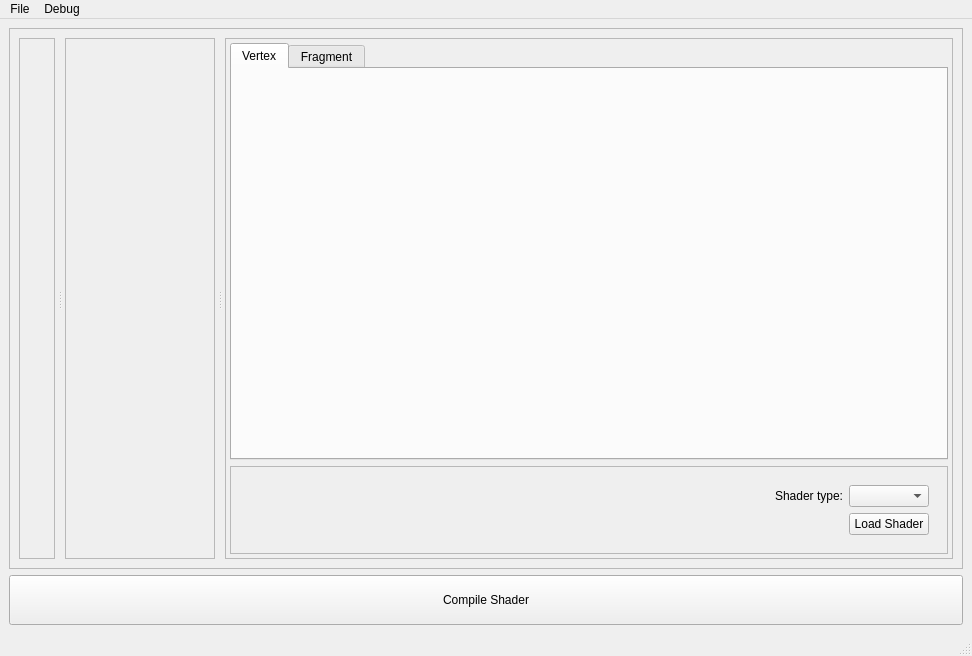
Old version of the form ui/MainWindow.ui in the repository NCCA/ShaderEnvironmentBuilder.
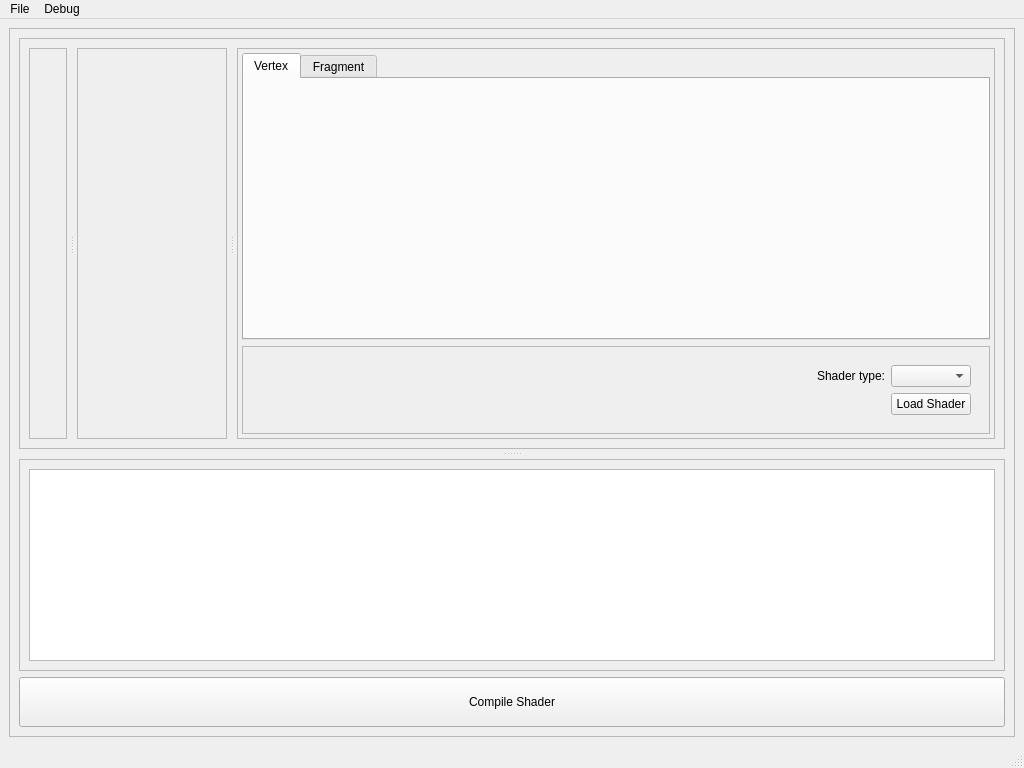
New version of the form.

Commit message: Implemented terminal to process synax errors on compile

Diff of the .ui file:
```diff
--- a/ui/MainWindow.ui
+++ b/ui/MainWindow.ui
@@ -6,8 +6,8 @@
    <rect>
     <x>0</x>
     <y>0</y>
-    <width>972</width>
-    <height>656</height>
+    <width>1024</width>
+    <height>768</height>
    </rect>
   </property>
   <property name="windowTitle">
@@ -17,15 +17,49 @@
    <layout class="QVBoxLayout" name="vl_centralWidget">
     <item>
      <widget class="QFrame" name="m_f_mainContext">
+      <property name="sizePolicy">
+       <sizepolicy hsizetype="Preferred" vsizetype="Preferred">
+        <horstretch>0</horstretch>
+        <verstretch>100</verstretch>
+       </sizepolicy>
+      </property>
       <property name="frameShape">
        <enum>QFrame::StyledPanel</enum>
       </property>
       <property name="frameShadow">
        <enum>QFrame::Raised</enum>
       </property>
-      <layout class="QVBoxLayout" name="vl_mainContext">
+      <layout class="QVBoxLayout" name="verticalLayout_3">
        <item>
-        <widget class="QSplitter" name="m_split_mainContext">
+        <widget class="QSplitter" name="m_splitV_mainContext">
+         <property name="sizePolicy">
+          <sizepolicy hsizetype="Preferred" vsizetype="Expanding">
+           <horstretch>0</horstretch>
+           <verstretch>0</verstretch>
+          </sizepolicy>
+         </property>
+         <property name="orientation">
+          <enum>Qt::Vertical</enum>
+         </property>
+         <property name="handleWidth">
+          <number>10</number>
+         </property>
+         <widget class="QFrame" name="m_f_editContext">
+          <property name="sizePolicy">
+           <sizepolicy hsizetype="Preferred" vsizetype="MinimumExpanding">
+            <horstretch>0</horstretch>
+            <verstretch>100</verstretch>
+           </sizepolicy>
+          </property>
+          <property name="frameShape">
+           <enum>QFrame::StyledPanel</enum>
+          </property>
+          <property name="frameShadow">
+           <enum>QFrame::Raised</enum>
+          </property>
+          <layout class="QVBoxLayout" name="verticalLayout">
+           <item>
+            <widget class="QSplitter" name="m_splitH_editContext">
          <property name="orientation">
           <enum>Qt::Horizontal</enum>
          </property>
@@ -264,6 +298,42 @@
        </item>
       </layout>
      </widget>
+         <widget class="QFrame" name="m_f_terminalContext">
+          <property name="sizePolicy">
+           <sizepolicy hsizetype="Preferred" vsizetype="Preferred">
+            <horstretch>0</horstretch>
+            <verstretch>0</verstretch>
+           </sizepolicy>
+          </property>
+          <property name="frameShape">
+           <enum>QFrame::StyledPanel</enum>
+          </property>
+          <property name="frameShadow">
+           <enum>QFrame::Plain</enum>
+          </property>
+          <layout class="QVBoxLayout" name="verticalLayout_2">
+           <item>
+            <widget class="QPlainTextEdit" name="m_pte_terminal">
+             <property name="sizePolicy">
+              <sizepolicy hsizetype="Preferred" vsizetype="Preferred">
+               <horstretch>0</horstretch>
+               <verstretch>0</verstretch>
+              </sizepolicy>
+             </property>
+             <property name="frameShape">
+              <enum>QFrame::StyledPanel</enum>
+             </property>
+             <property name="frameShadow">
+              <enum>QFrame::Plain</enum>
+             </property>
+             <property name="textInteractionFlags">
+              <set>Qt::LinksAccessibleByKeyboard|Qt::LinksAccessibleByMouse|Qt::TextBrowserInteraction|Qt::TextSelectableByKeyboard|Qt::TextSelectableByMouse</set>
+             </property>
+            </widget>
+           </item>
+          </layout>
+         </widget>
+        </widget>
     </item>
     <item>
      <widget class="QPushButton" name="m_btn_compileShader">
@@ -280,13 +350,16 @@
     </item>
    </layout>
   </widget>
+    </item>
+   </layout>
+  </widget>
   <widget class="QMenuBar" name="menubar">
    <property name="geometry">
     <rect>
      <x>0</x>
      <y>0</y>
-     <width>972</width>
-     <height>19</height>
+     <width>1024</width>
+     <height>26</height>
     </rect>
    </property>
    <widget class="QMenu" name="menuFile">
```
Lines whose indentation alone changed are shown as unchanged. The commit also changes 6 other files.
